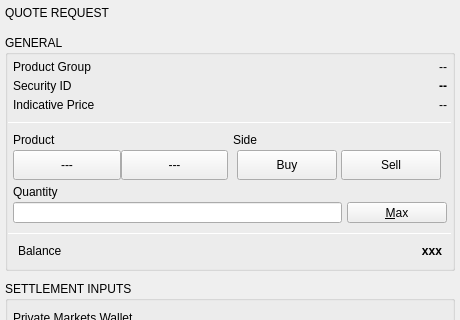
This is BlockSettleUILib/RFQTicketXBT.ui in BlockSettle/terminal as Qt 5 draws it before an edit; both pictures show x 0 to 460 and y 0 to 320 of the 460 by 703 pixel window. The edited form follows.
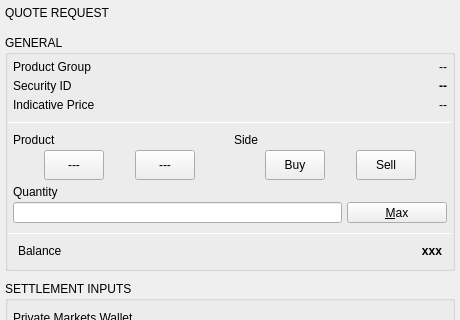
This is the edited form.

Commit message: Fixed UI in Trade tab -> Quote Request -> RFQ

```diff
--- a/BlockSettleUILib/RFQTicketXBT.ui
+++ b/BlockSettleUILib/RFQTicketXBT.ui
@@ -429,13 +429,13 @@
                       <widget class="QPushButton" name="pushButtonNumCcy">
                        <property name="minimumSize">
                         <size>
-                         <width>0</width>
+                         <width>60</width>
                          <height>30</height>
                         </size>
                        </property>
                        <property name="maximumSize">
                         <size>
-                         <width>16777215</width>
+                         <width>60</width>
                          <height>30</height>
                         </size>
                        </property>
@@ -454,13 +454,13 @@
                       <widget class="QPushButton" name="pushButtonDenomCcy">
                        <property name="minimumSize">
                         <size>
-                         <width>0</width>
+                         <width>60</width>
                          <height>30</height>
                         </size>
                        </property>
                        <property name="maximumSize">
                         <size>
-                         <width>16777215</width>
+                         <width>60</width>
                          <height>30</height>
                         </size>
                        </property>
@@ -494,7 +494,7 @@
                    <number>3</number>
                   </property>
                   <property name="leftMargin">
-                   <number>0</number>
+                   <number>1</number>
                   </property>
                   <property name="topMargin">
                    <number>0</number>
@@ -537,13 +537,13 @@
                       <widget class="QPushButton" name="pushButtonBuy">
                        <property name="minimumSize">
                         <size>
-                         <width>100</width>
+                         <width>60</width>
                          <height>30</height>
                         </size>
                        </property>
                        <property name="maximumSize">
                         <size>
-                         <width>100</width>
+                         <width>60</width>
                          <height>30</height>
                         </size>
                        </property>
@@ -562,13 +562,13 @@
                       <widget class="QPushButton" name="pushButtonSell">
                        <property name="minimumSize">
                         <size>
-                         <width>100</width>
+                         <width>60</width>
                          <height>30</height>
                         </size>
                        </property>
                        <property name="maximumSize">
                         <size>
-                         <width>100</width>
+                         <width>60</width>
                          <height>30</height>
                         </size>
                        </property>
```
